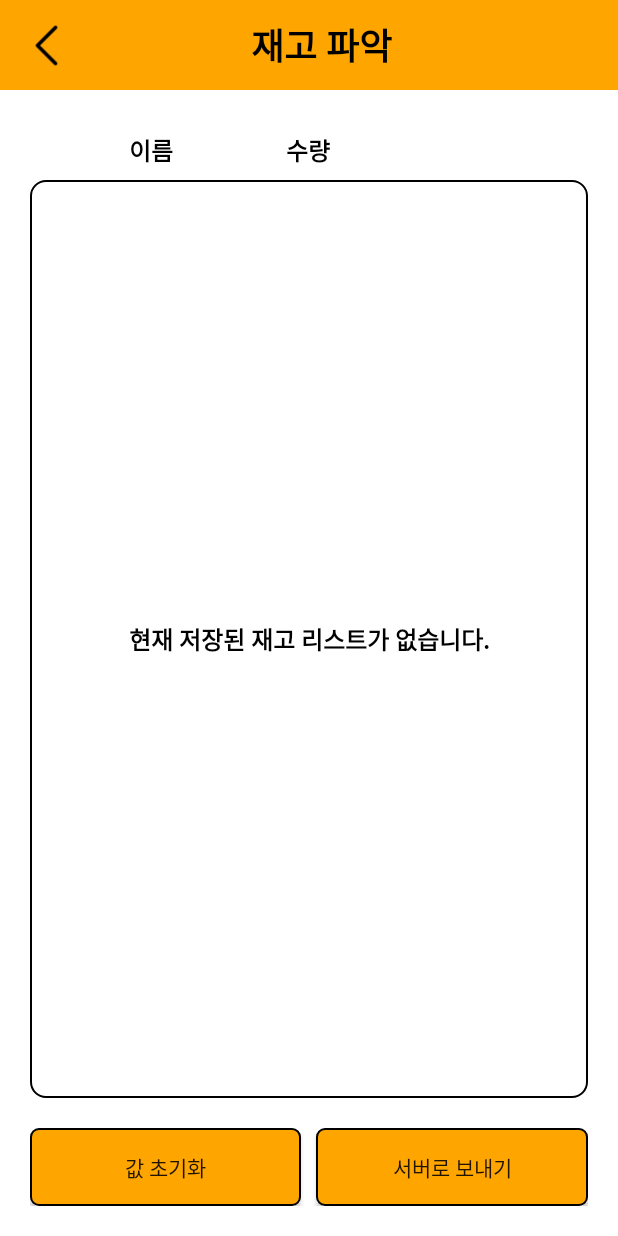
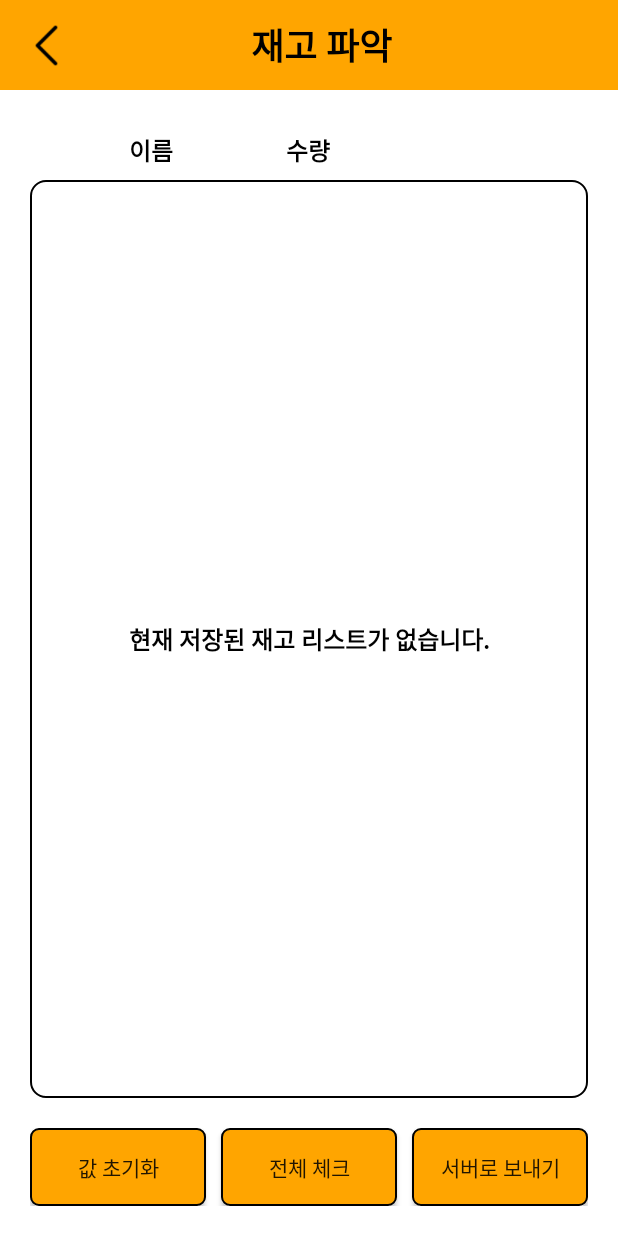
Before and after one commit to E-SeongMin/SOS_Inventory, an Android app: the InventoryCheckActivity screen opened directly, with no data from a screen before it, on a phone screen of 412 x 824 dp. Run offline under Robolectric (Android 15) with nearby library versions, the phone set to English and light mode, and no system bars; our stand-ins replace Dagger/Hilt's generated code, Firebase (no records; nobody signed in at launch, a user with empty details on screens opened directly), RxJava, Timber, data binding.

Commit message:
- 사용자 피드백 적용 (전체 체크 기능 추가)

```diff
--- a/Android/app/src/main/java/com/sos/inventory/screen/InventoryCheckActivity.kt
+++ b/Android/app/src/main/java/com/sos/inventory/screen/InventoryCheckActivity.kt
@@ -26,10 +26,13 @@ class InventoryCheckActivity : BaseActivity<ActivityCheckInventoryBinding, Inven
         InventoryCheckAdapter()
     }
 
+    init {
+        viewModel.clearCheck()
+    }
+
     override fun init() {
         binding.apply {
             titleBar.tvTitle.text = String.format(R.string.check_inventory_title.toResString)
-            viewModel.clearCheck()
             viewModel.getInventoryList().observe(this@InventoryCheckActivity, Observer {
                 if (it.isNullOrEmpty()) {
                     tvEmptyView.toVisible()
@@ -56,8 +59,7 @@ class InventoryCheckActivity : BaseActivity<ActivityCheckInventoryBinding, Inven
                     if (position == 0) {
                         showToast(String.format(R.string.check_inventory_list_success.toResString))
                         CoroutineScope(Dispatchers.IO).launch {
-                            viewModel.sendInventoryCheckList(adatper.
-                            getSendList())
+                            viewModel.sendInventoryCheckList(adatper.getSendList())
                         }
                         finish()
                     } else {
@@ -75,6 +77,16 @@ class InventoryCheckActivity : BaseActivity<ActivityCheckInventoryBinding, Inven
                     }
                 }
             }
+
+            btnAllCheck.setOnClickListener {
+                viewModel.setAllCheck()
+                showToast(String.format(R.string.check_inventory_list_remain_all_check.toResString))
+                CoroutineScope(Dispatchers.IO).launch {
+                    viewModel.getInventoryList().value?.let {
+                        adatper.setAllCheck(it)
+                    }
+                }
+            }
         }
     }
 
--- a/Android/app/src/main/java/com/sos/inventory/screen/viewholder/InventoryCheckViewHolder.kt
+++ b/Android/app/src/main/java/com/sos/inventory/screen/viewholder/InventoryCheckViewHolder.kt
@@ -32,6 +32,8 @@ class InventoryCheckViewHolder(private val binding: ItemInventoryCheckViewHolder
                 }
             }
 
+            btnCheck.isSelected = item.isCheck
+
             btnCheck.setOnClickListener {
                 if (btnCheck.isSelected) {
                     item.isCheck = false
--- a/Android/app/src/main/res/layout/activity_check_inventory.xml
+++ b/Android/app/src/main/res/layout/activity_check_inventory.xml
@@ -63,6 +63,17 @@
                     android:text="값 초기화" />
 
                 <Button
+                    android:id="@+id/btnAllCheck"
+                    android:layout_width="0dp"
+                    android:layout_height="match_parent"
+                    android:layout_weight="1"
+                    android:layout_marginLeft="10dp"
+                    android:background="@drawable/rectangle_ffa500_all_5"
+                    android:gravity="center"
+                    android:padding="15dp"
+                    android:text="전체 체크" />
+
+                <Button
                     android:id="@+id/btnSend"
                     android:layout_width="0dp"
                     android:layout_height="match_parent"
--- a/Android/app/src/main/res/values/strings.xml
+++ b/Android/app/src/main/res/values/strings.xml
@@ -12,6 +12,7 @@
     <string name="check_inventory_title">재고 파악</string>
     <string name="check_inventory_list_empty_view">현재 저장된 재고 리스트가 없습니다.</string>
     <string name="check_inventory_list_remain_count_clear">수량이 초기화 되었습니다.</string>
+    <string name="check_inventory_list_remain_all_check">전체 체크가 되었습니다.</string>
     <string name="check_inventory_list_is_not_checked">체크되지 않은 값이 있습니다.</string>
     <string name="check_inventory_list_success">서버로 값이 보내졌습니다.</string>
 
```
Also changed, not shown: Android/app/src/main/java/com/sos/inventory/screen/adapter/InventoryCheckAdapter.kt (+18 -0 lines), Android/app/src/main/java/com/sos/inventory/screen/viewmodel/InventoryViewModel.kt (+10 -0 lines), 2 other files.
